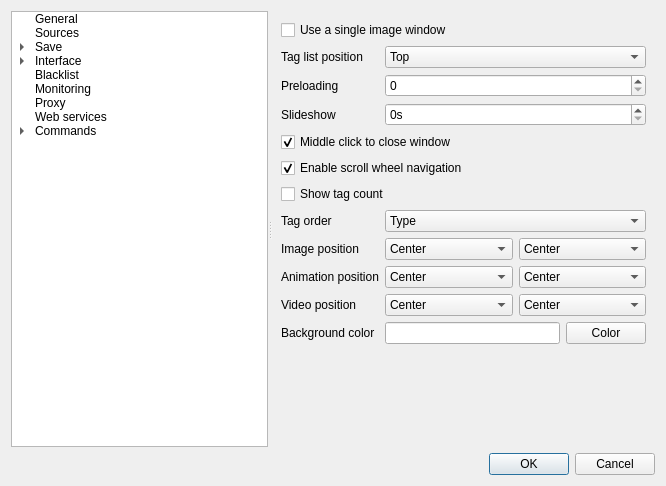
Old version of the form gui/src/settings/options-window.ui in the repository Bionus/imgbrd-grabber.
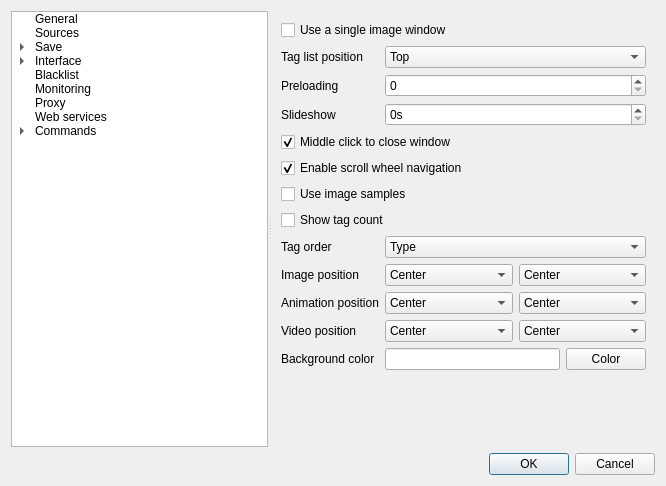
New version of the form. The open tabs and pages were chosen to show the change. Icons and pictures are not drawn.

Commit message: Allow to load sample images in zoom window

```diff
--- a/gui/src/settings/options-window.ui
+++ b/gui/src/settings/options-window.ui
@@ -183,7 +183,7 @@
        </sizepolicy>
       </property>
       <property name="currentIndex">
-       <number>0</number>
+       <number>14</number>
       </property>
       <widget class="QWidget" name="pageGeneral">
        <layout class="QFormLayout" name="formLayout_14">
@@ -995,8 +995,8 @@
             <rect>
              <x>0</x>
              <y>0</y>
-             <width>100</width>
-             <height>30</height>
+             <width>369</width>
+             <height>377</height>
             </rect>
            </property>
            <layout class="QVBoxLayout" name="scrollAreaWidgetLayout">
@@ -1984,6 +1984,13 @@
       </widget>
       <widget class="QWidget" name="pageImageWindow">
        <layout class="QFormLayout" name="formLayout_22">
+        <item row="0" column="0" colspan="2">
+         <widget class="QCheckBox" name="checkSingleDetailsWindow">
+          <property name="text">
+           <string>Use a single image window</string>
+          </property>
+         </widget>
+        </item>
         <item row="1" column="0">
          <widget class="QLabel" name="labelTagsPosition">
           <property name="text">
@@ -2057,21 +2064,21 @@
           </property>
          </widget>
         </item>
-        <item row="6" column="0" colspan="2">
+        <item row="7" column="0" colspan="2">
          <widget class="QCheckBox" name="checkZoomShowTagCount">
           <property name="text">
            <string>Show tag count</string>
           </property>
          </widget>
         </item>
-        <item row="7" column="0">
+        <item row="8" column="0">
          <widget class="QLabel" name="labelImageTagOrder">
           <property name="text">
            <string>Tag order</string>
           </property>
          </widget>
         </item>
-        <item row="7" column="1">
+        <item row="8" column="1">
          <widget class="QComboBox" name="comboImageTagOrder">
           <item>
            <property name="text">
@@ -2090,14 +2097,14 @@
           </item>
          </widget>
         </item>
-        <item row="8" column="0">
+        <item row="9" column="0">
          <widget class="QLabel" name="labelImagePositionImage">
           <property name="text">
            <string>Image position</string>
           </property>
          </widget>
         </item>
-        <item row="8" column="1">
+        <item row="9" column="1">
          <layout class="QHBoxLayout" name="layoutImagePositionImage">
           <item>
            <widget class="QComboBox" name="comboImagePositionImageV">
@@ -2145,14 +2152,14 @@
           </item>
          </layout>
         </item>
-        <item row="9" column="0">
+        <item row="10" column="0">
          <widget class="QLabel" name="labelImagePositionAnimation">
           <property name="text">
            <string>Animation position</string>
           </property>
          </widget>
         </item>
-        <item row="9" column="1">
+        <item row="10" column="1">
          <layout class="QHBoxLayout" name="layoutImagePositionAnimation">
           <item>
            <widget class="QComboBox" name="comboImagePositionAnimationV">
@@ -2200,14 +2207,14 @@
           </item>
          </layout>
         </item>
-        <item row="10" column="0">
+        <item row="11" column="0">
          <widget class="QLabel" name="labelImagePositionVideo">
           <property name="text">
            <string>Video position</string>
           </property>
          </widget>
         </item>
-        <item row="10" column="1">
+        <item row="11" column="1">
          <layout class="QHBoxLayout" name="layoutImagePositionVideo">
           <item>
            <widget class="QComboBox" name="comboImagePositionVideoV">
@@ -2255,14 +2262,14 @@
           </item>
          </layout>
         </item>
-        <item row="11" column="0">
+        <item row="12" column="0">
          <widget class="QLabel" name="label_88">
           <property name="text">
            <string>Background color</string>
           </property>
          </widget>
         </item>
-        <item row="11" column="1">
+        <item row="12" column="1">
          <layout class="QHBoxLayout" name="layoutImageBackgroundColor">
           <item>
            <widget class="QLineEdit" name="lineImageBackgroundColor"/>
@@ -2276,10 +2283,10 @@
           </item>
          </layout>
         </item>
-        <item row="0" column="0" colspan="2">
-         <widget class="QCheckBox" name="checkSingleDetailsWindow">
+        <item row="6" column="0" colspan="2">
+         <widget class="QCheckBox" name="checkZoomViewSamples">
           <property name="text">
-           <string>Use a single image window</string>
+           <string>Use image samples</string>
           </property>
          </widget>
         </item>
```
The commit also changes 1 other file.
